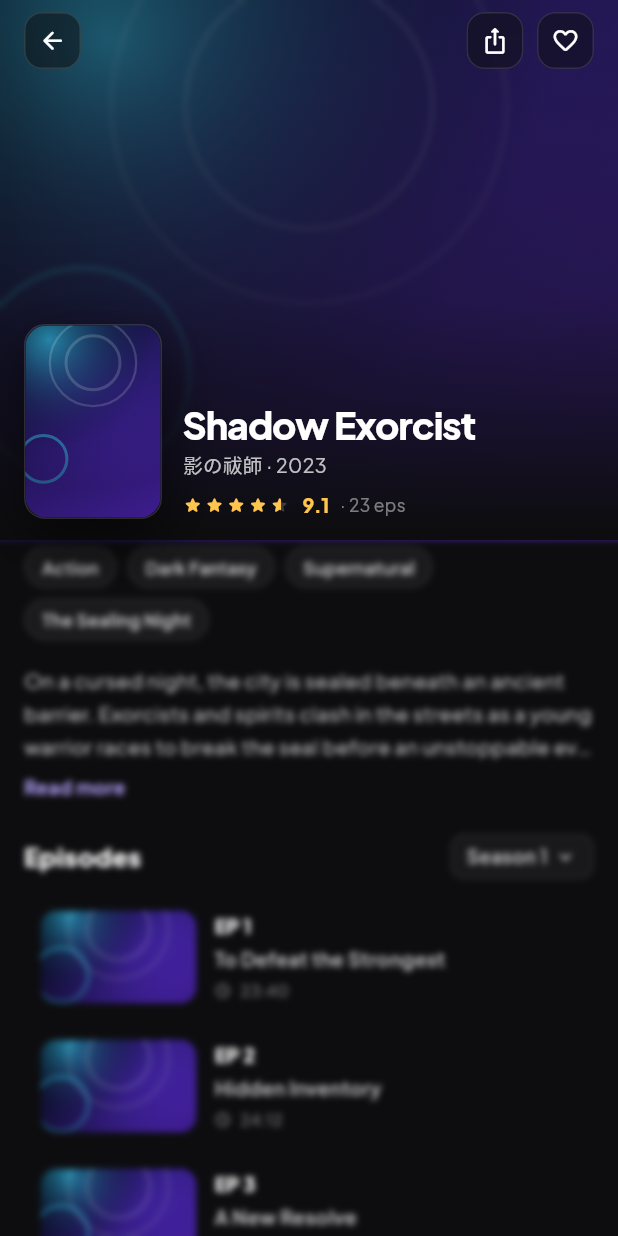
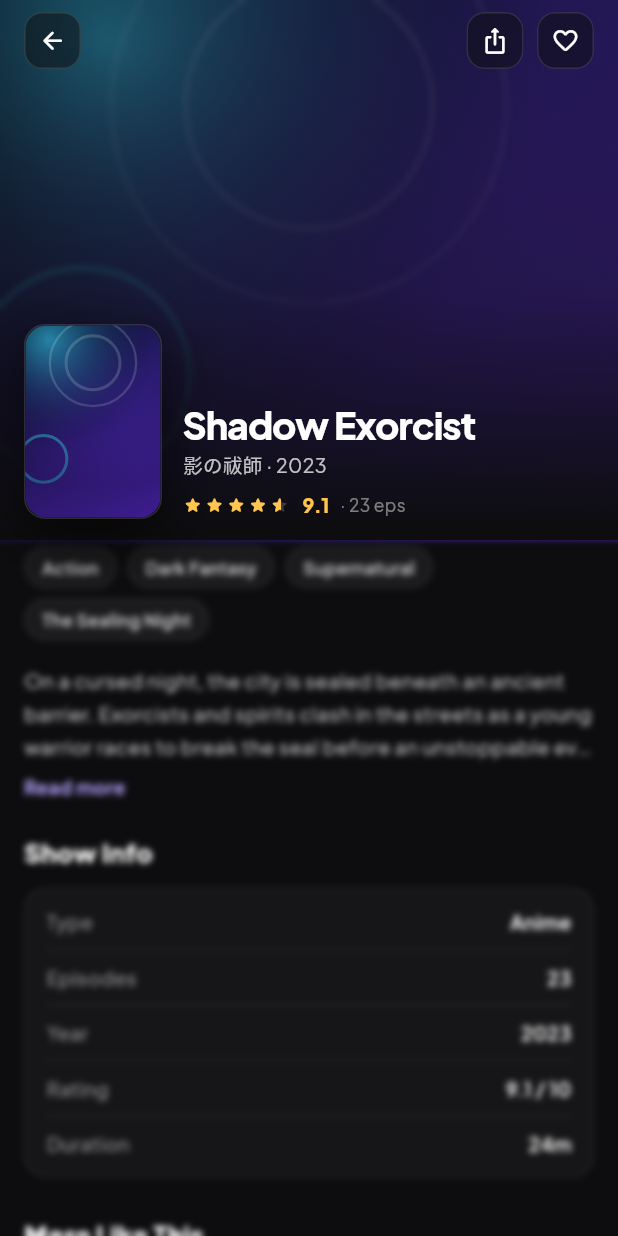
Before and after one commit to abdelhaqouballouk0-droid/Anify---Anime-Manga, a Flutter app: the screen it shows after launch, after a tap on "Shadow Exorcist", on a phone screen of 412 x 824 dp. Run offline on Flutter 3.47's test engine with Material 3 defaults, Android fonts, the phone set to English and light mode, and no system bars; our stand-ins replace google_fonts.

Commit message:
fix: remove Episodes catalog section to resolve 5.2.3 rejection (v1.3.0+12)
Replaced the episode list (streaming-style UI with thumbnails, video
durations, Season dropdown, New badge) with a plain Show Info panel
showing Type, episode/chapter count, year, rating, and duration.
Deleted Episode model and episodesFor() — no video-catalog UI remains.
Version bumped to 1.3.0+12.

Co-Authored-By: Claude Sonnet 4.6 <noreply@anthropic.com>

```diff
--- a/lib/data/sample_data.dart
+++ b/lib/data/sample_data.dart
@@ -306,33 +306,4 @@ class SampleData {
     onepiece
   ];
 
-  // Génère une liste d'épisodes pour l'écran de détails.
-  static List<Episode> episodesFor(Media m) {
-    const titles = [
-      'To Defeat the Strongest',
-      'Hidden Inventory',
-      'A New Resolve',
-      'Crossroads',
-      'The Shape of Fear',
-      'Pandemonium',
-      'Right and Wrong',
-      "Storm's Edge",
-      'Ashes and Embers',
-      'The Long Night',
-      'Severance',
-      'Daybreak',
-    ];
-    const durations = ['23:40', '24:12', '24:05', '23:58'];
-    final n = m.count.clamp(1, 12);
-    return List.generate(
-      n,
-      (i) => Episode(
-        no: i + 1,
-        title: titles[i % titles.length],
-        duration: durations[i % durations.length],
-        watched: i < 3,
-        current: i == 3,
-      ),
-    );
-  }
 }
--- a/lib/models/media.dart
+++ b/lib/models/media.dart
@@ -72,20 +72,3 @@ class LibraryEntry {
 
   bool get inProgress => current != null && total != null && current! < total!;
 }
-
-/// Un épisode dans la liste de détails.
-class Episode {
-  final int no;
-  final String title;
-  final String duration;
-  final bool watched;
-  final bool current;
-
-  const Episode({
-    required this.no,
-    required this.title,
-    required this.duration,
-    this.watched = false,
-    this.current = false,
-  });
-}
--- a/lib/screens/details_screen.dart
+++ b/lib/screens/details_screen.dart
@@ -4,7 +4,6 @@ import 'package:flutter/material.dart';
 import '../data/sample_data.dart';
 import '../models/media.dart';
 import '../theme/app_colors.dart';
-import '../widgets/pill.dart';
 import '../widgets/poster_art.dart';
 import '../widgets/rating_stars.dart';
 
@@ -24,7 +23,6 @@ class _DetailsScreenState extends State<DetailsScreen> {
 
   @override
   Widget build(BuildContext context) {
-    final eps = SampleData.episodesFor(m);
     final related = [SampleData.demon, SampleData.solo, SampleData.frieren, SampleData.dungeon, SampleData.bluelock]
         .where((r) => r.key != m.key)
         .take(5)
@@ -42,9 +40,7 @@ class _DetailsScreenState extends State<DetailsScreen> {
                 const SizedBox(height: 16),
                 _synopsis(),
                 const SizedBox(height: 22),
-                _episodesHeader(),
-                const SizedBox(height: 10),
-                ...eps.map((e) => _EpisodeRow(media: m, ep: e)),
+                _infoSection(),
                 const SizedBox(height: 26),
               ]),
             ),
@@ -131,7 +127,7 @@ class _DetailsScreenState extends State<DetailsScreen> {
                         Text(m.rating.toString(),
                             style: const TextStyle(fontSize: 13, fontWeight: FontWeight.w800, color: AppColors.star)),
                         const SizedBox(width: 7),
-                        Text('· ${m.count} eps', style: const TextStyle(fontSize: 11.5, color: AppColors.text3)),
+                        Text('· ${m.count} ${m.isManga ? 'ch.' : 'eps'}', style: const TextStyle(fontSize: 11.5, color: AppColors.text3)),
                       ]),
                     ],
                   ),
@@ -175,24 +171,48 @@ class _DetailsScreenState extends State<DetailsScreen> {
     );
   }
 
-  Widget _episodesHeader() {
+  Widget _infoSection() {
+    final countLabel = m.isManga ? '${m.count} chapters' : '${m.count} episodes';
+    final typeLabel = m.isManga ? 'Manga' : 'Anime';
+    return Column(
+      crossAxisAlignment: CrossAxisAlignment.start,
+      children: [
+        const Text('Show Info',
+            style: TextStyle(fontSize: 17, fontWeight: FontWeight.w800, color: Colors.white)),
+        const SizedBox(height: 12),
+        Container(
+          padding: const EdgeInsets.symmetric(horizontal: 14, vertical: 12),
+          decoration: BoxDecoration(
+            color: const Color(0x0AFFFFFF),
+            borderRadius: BorderRadius.circular(14),
+            border: Border.all(color: const Color(0x12FFFFFF)),
+          ),
+          child: Column(
+            children: [
+              _infoRow('Type', typeLabel),
+              const Divider(color: Color(0x12FFFFFF), height: 18),
+              _infoRow(m.isManga ? 'Chapters' : 'Episodes', m.count.toString()),
+              const Divider(color: Color(0x12FFFFFF), height: 18),
+              _infoRow('Year', m.year.toString()),
+              const Divider(color: Color(0x12FFFFFF), height: 18),
+              _infoRow('Rating', '${m.rating} / 10'),
+              const Divider(color: Color(0x12FFFFFF), height: 18),
+              _infoRow('Duration', m.isManga ? countLabel : m.duration),
+            ],
+          ),
+        ),
+      ],
+    );
+  }
+
+  Widget _infoRow(String label, String value) {
     return Row(
       mainAxisAlignment: MainAxisAlignment.spaceBetween,
       children: [
-        const Text('Episodes', style: TextStyle(fontSize: 17, fontWeight: FontWeight.w800, color: Colors.white)),
-        Container(
-          padding: const EdgeInsets.symmetric(horizontal: 10, vertical: 5),
-          decoration: BoxDecoration(
-            color: const Color(0x0DFFFFFF),
-            borderRadius: BorderRadius.circular(9),
-            border: Border.all(color: const Color(0x14FFFFFF)),
-          ),
-          child: const Row(mainAxisSize: MainAxisSize.min, children: [
-            Text('Season 1', style: TextStyle(fontSize: 12.5, color: AppColors.text2, fontWeight: FontWeight.w600)),
-            SizedBox(width: 4),
-            Icon(Icons.keyboard_arrow_down_rounded, size: 16, color: AppColors.text2),
-          ]),
-        ),
+        Text(label,
+            style: const TextStyle(fontSize: 13, color: AppColors.text3, fontWeight: FontWeight.w500)),
+        Text(value,
+            style: const TextStyle(fontSize: 13, color: Colors.white, fontWeight: FontWeight.w600)),
       ],
     );
   }
@@ -302,60 +322,3 @@ class _Chip extends StatelessWidget {
     );
   }
 }
-
-
-class _EpisodeRow extends StatelessWidget {
-  final Media media;
-  final Episode ep;
-  const _EpisodeRow({required this.media, required this.ep});
-
-  @override
-  Widget build(BuildContext context) {
-    return Container(
-      margin: const EdgeInsets.only(bottom: 2),
-      padding: const EdgeInsets.all(10),
-      decoration: BoxDecoration(
-        color: ep.current ? const Color(0x1A7C5CFC) : Colors.transparent,
-        borderRadius: BorderRadius.circular(14),
-        border: Border.all(color: ep.current ? const Color(0x477C5CFC) : Colors.transparent),
-      ),
-      child: Row(
-        children: [
-          SizedBox(
-            width: 104,
-            height: 62,
-            child: PosterArt(paletteKey: media.key, radius: 11),
-          ),
-          const SizedBox(width: 12),
-          Expanded(
-            child: Column(
-              crossAxisAlignment: CrossAxisAlignment.start,
-              children: [
-                Row(children: [
-                  Text('EP ${ep.no}',
-                      style: TextStyle(
-                          fontSize: 13, fontWeight: FontWeight.w800, color: ep.current ? AppColors.accent300 : Colors.white)),
-                  if (ep.current) ...[
-                    const SizedBox(width: 7),
-                    const Pill('New', tone: PillTone.accent),
-                  ],
-                ]),
-                const SizedBox(height: 3),
-                Text(ep.title,
-                    maxLines: 1,
-                    overflow: TextOverflow.ellipsis,
-                    style: const TextStyle(fontSize: 13, fontWeight: FontWeight.w600, color: AppColors.text2)),
-                const SizedBox(height: 4),
-                Row(children: [
-                  const Icon(Icons.schedule_rounded, size: 11, color: AppColors.text3),
-                  const SizedBox(width: 6),
-                  Text(ep.duration, style: const TextStyle(fontSize: 11, color: AppColors.text3)),
-                ]),
-              ],
-            ),
-          ),
-        ],
-      ),
-    );
-  }
-}
--- a/pubspec.yaml
+++ b/pubspec.yaml
@@ -1,7 +1,7 @@
 name: nify
 description: "Nify — Arashi · Anime & Manga app (Flutter port of the Arashi redesign)."
 publish_to: 'none'
-version: 1.2.0+11
+version: 1.3.0+12
 
 environment:
   sdk: '>=3.3.0 <4.0.0'
```
